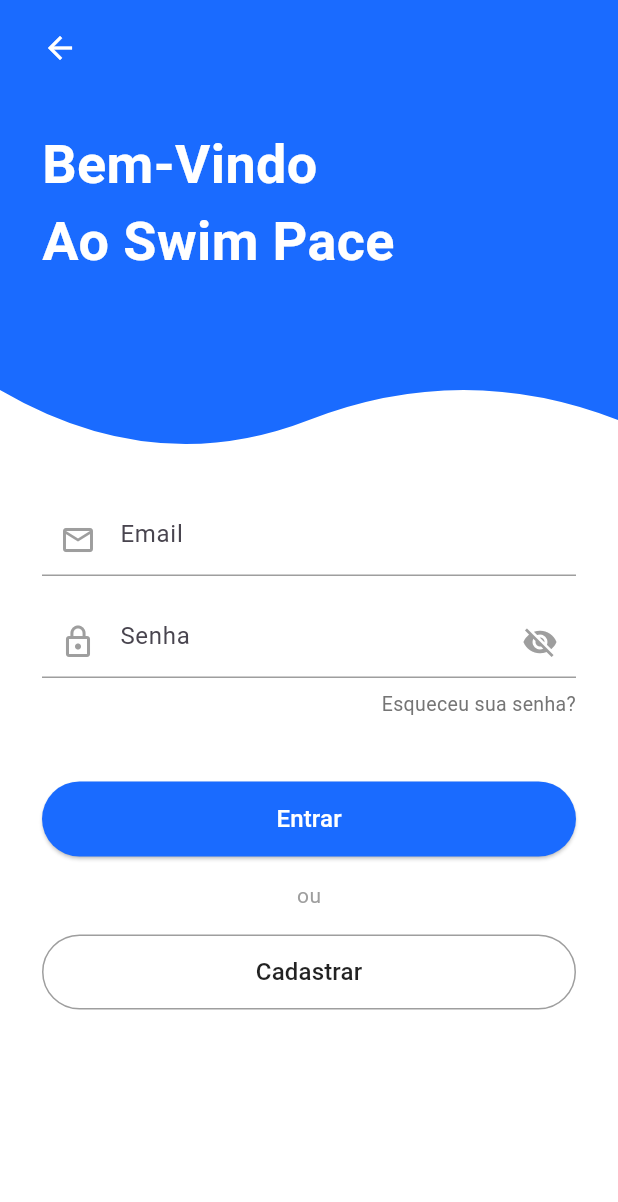
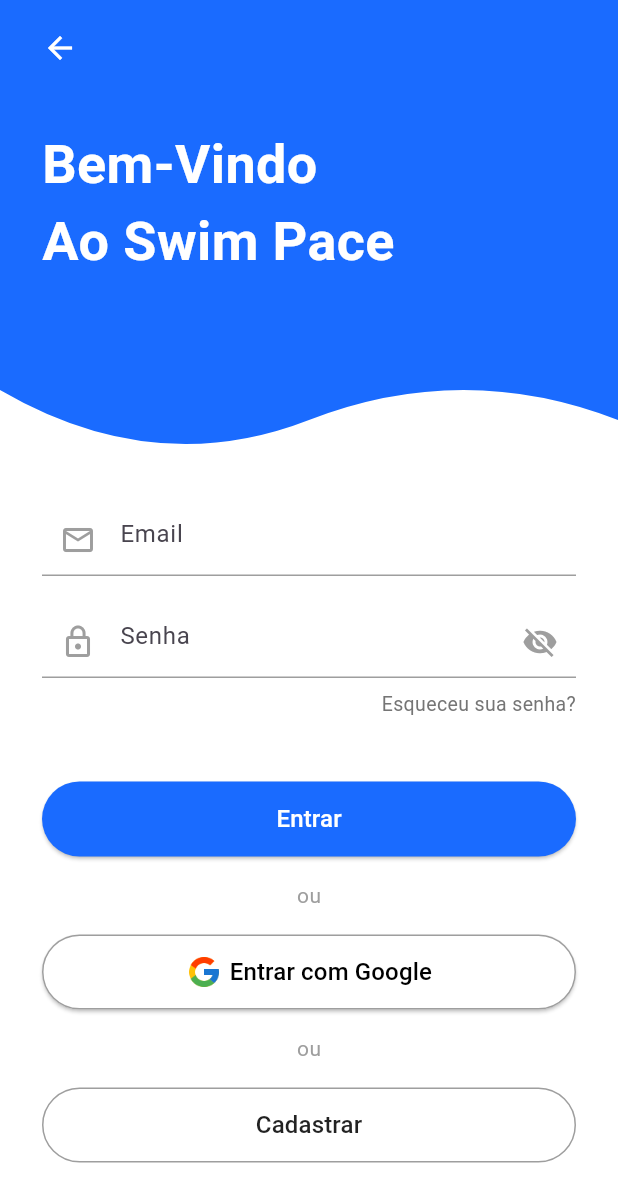
Before and after one commit to PyGodoy/SwimCalculatorApp, a Flutter app: the screen it shows after launch, on a phone screen of 412 x 824 dp. Shown: the top 1202 px of the screen. Run offline on Flutter 3.47's test engine with Material 3 defaults, Android fonts, the phone set to English and light mode, and no system bars; our stand-ins replace dio, firebase_auth, firebase_core, google_sign_in, shared_preferences; accounts and stored records are empty.

Commit message:
google auth with firebase

```diff
--- a/lib/login/login_view.dart
+++ b/lib/login/login_view.dart
@@ -139,6 +139,39 @@
                   SizedBox(
                     width: double.infinity,
                     height: 50,
+                    child: ElevatedButton(
+                      onPressed: vm.isLoading ? null : () => context.read<LoginViewModel>().loginWithGoogle(context),
+                      style: ElevatedButton.styleFrom(
+                        backgroundColor: Colors.white,
+                        shape: RoundedRectangleBorder(
+                          borderRadius: BorderRadiusGeometry.circular(30)
+                        ),
+                        side: const BorderSide(color: Colors.grey),
+                      ),
+                      child: Row(
+                        mainAxisAlignment: MainAxisAlignment.center,
+                        children: [
+                          Image.asset('assets/images/google.png', width: 24,),
+                          SizedBox(width: 5,),
+                          const Text(
+                            "Entrar com Google",
+                            style: TextStyle(
+                              color: Colors.black,
+                              fontSize: 16
+                            ),
+                          ),
+                        ],
+                      )
+                    ),
+                  ),
+
+                  const SizedBox(height: 16),
+                  Text('ou', style: TextStyle(color: Colors.grey[500])),
+                  const SizedBox(height: 16),
+
+                  SizedBox(
+                    width: double.infinity,
+                    height: 50,
                     child: OutlinedButton(
                       onPressed: () {
                         Navigator.of(context).pushNamed('/register');
--- a/lib/main.dart
+++ b/lib/main.dart
@@ -6,8 +6,11 @@
 import 'package:swimcalculator/profile/profile_view.dart';
 import 'package:swimcalculator/register/register_view.dart';
 import 'package:swimcalculator/save/save_view.dart';
+import 'package:firebase_core/firebase_core.dart';
 
-void main() {
+Future<void> main() async {
+  WidgetsFlutterBinding.ensureInitialized();
+  await Firebase.initializeApp();
   runApp(const SwimCalculatorApp());
 }
 
--- /dev/null
+++ b/lib/services/google_auth.service.dart
@@ -0,0 +1,34 @@
+import 'package:firebase_auth/firebase_auth.dart';
+import 'package:google_sign_in/google_sign_in.dart';
+import 'package:swimcalculator/services/auth.service.dart';
+
+class GoogleAuthService {
+  final GoogleSignIn _googleSignIn = GoogleSignIn();
+  final FirebaseAuth _firebaseAuth = FirebaseAuth.instance;
+  final AuthService _authService = AuthService();
+
+  Future<String?> signInWithGoogle() async {
+    try {
+      await _googleSignIn.signOut();
+      final GoogleSignInAccount? googleUser = await _googleSignIn.signIn();
+      if (googleUser == null) return null;
+
+      final GoogleSignInAuthentication googleAuth = await googleUser.authentication;
+
+      final credential = GoogleAuthProvider.credential(
+        accessToken: googleAuth.accessToken,
+        idToken: googleAuth.idToken,
+      );
+
+      await _firebaseAuth.signInWithCredential(credential);
+
+      final name = googleUser.displayName ?? '';
+      final email = googleUser.email;
+
+      await _authService.loginWithGoogle(name, email);
+      return await _authService.getToken();
+    } catch (e) {
+      throw Exception('Erro ao logar com Google: $e');
+    }
+  }
+}
--- a/pubspec.yaml
+++ b/pubspec.yaml
@@ -38,6 +38,9 @@
   provider: ^6.0.0
   dio: ^5.4.0
   shared_preferences: ^2.0.18
+  firebase_core: ^4.6.0
+  firebase_auth: ^6.3.0
+  google_sign_in: ^6.2.1
 
 dev_dependencies:
   flutter_test:
@@ -60,6 +63,9 @@
   # included with your application, so that you can use the icons in
   # the material Icons class.
   uses-material-design: true
+
+  assets:
+    - assets/images/
 
   # To add assets to your application, add an assets section, like this:
   # assets:
```
Also changed, not shown: lib/login/login_view_model.dart (+22 -0 lines), lib/services/auth.service.dart (+17 -0 lines), assets/images/google.png (added), pubspec.lock, 6 other files.
